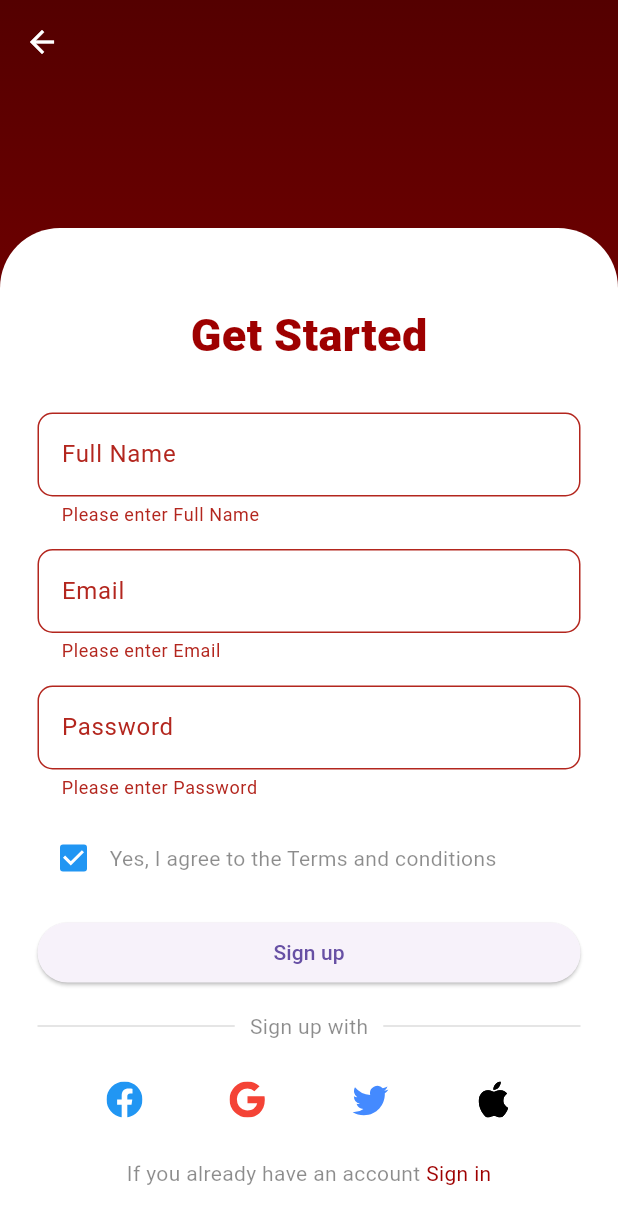
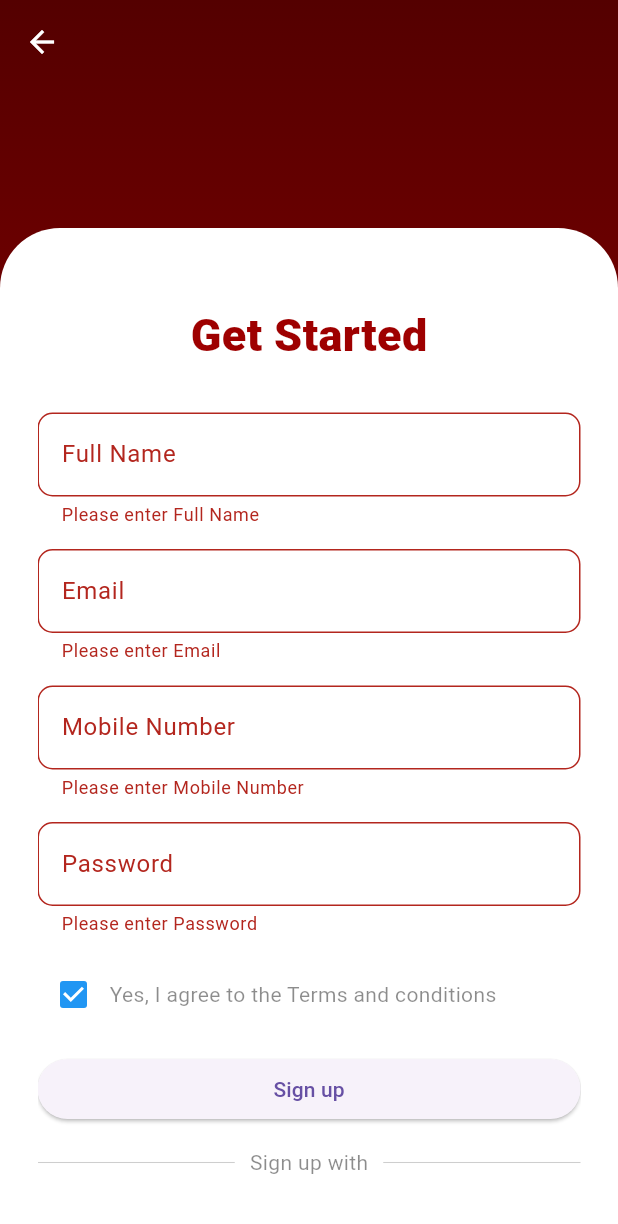
Before and after one commit to navinduhasalanka/bus-book-app, a Flutter app: the SignUpScreen screen opened directly, after a tap on "Sign up", on a phone screen of 412 x 824 dp. Shown: the top 1224 px of the screen. Run offline on Flutter 3.47's test engine with Material 3 defaults, Android fonts, the phone set to English and light mode, and no system bars; our stand-ins replace firebase_auth, firebase_core, icons_plus; accounts and stored records are empty; network calls fail.

Commit message:
Add node backend to sing in and sign up

```diff
--- a/lib/main.dart
+++ b/lib/main.dart
@@ -27,7 +27,7 @@ class MyApp extends StatelessWidget {
       debugShowCheckedModeBanner: false, // remove debug banner
       title: 'Flutter Demo',
       theme: ThemeData(),
-      home: const NavigationMenu()
+      home: const WelcomeScreen()
     );
   }
 }
--- a/lib/screens/welcome/signup_screen.dart
+++ b/lib/screens/welcome/signup_screen.dart
@@ -2,7 +2,8 @@ import 'package:bus_book/screens/welcome/signin_screen.dart';
 import 'package:bus_book/widgets/welcome_scaffold.dart';
 import 'package:flutter/material.dart';
 import 'package:icons_plus/icons_plus.dart';
-import '../../services/firbase_auth_services.dart'; // Import FirebaseAuthServices
+import 'package:http/http.dart' as http;
+import 'dart:convert';
 
 class SignUpScreen extends StatefulWidget {
   const SignUpScreen({super.key});
@@ -16,8 +17,79 @@ class _SignUpScreenState extends State<SignUpScreen> {
   final TextEditingController _nameController = TextEditingController();
   final TextEditingController _emailController = TextEditingController();
   final TextEditingController _passwordController = TextEditingController();
+  final TextEditingController _mobileController = TextEditingController();
 
   bool rememberPassword = true;
+  String responseMessage = '';
+  bool isLoading = false;
+
+  Future<void> signUp() async {
+    if (_formSignUpKey.currentState!.validate() && rememberPassword) {
+      setState(() {
+        isLoading = true;
+        responseMessage = '';
+      });
+
+      final url = Uri.parse('http://localhost:8000/api/auth/register');
+
+      final body = {
+        'userName': _nameController.text.trim(),
+        'email': _emailController.text.trim(),
+        'password': _passwordController.text.trim(),
+        'mobile': _mobileController.text.trim(),
+      };
+
+      try {
+        final response = await http.post(
+          url,
+          headers: {'Content-Type': 'application/json'},
+          body: jsonEncode(body),
+        );
+
+        setState(() {
+          isLoading = false;
+          responseMessage = 'Status Code: ${response.statusCode}\nResponse: ${response.body}';
+        });
+
+        if (response.statusCode == 200 || response.statusCode == 201) {
+          ScaffoldMessenger.of(context).showSnackBar(
+            const SnackBar(
+              content: Text('Sign up successful!'),
+            ),
+          );
+          // Navigate to Sign In screen after successful signup
+          Navigator.pushReplacement(
+            context,
+            MaterialPageRoute(builder: (context) => const SignInScreen())
+          );
+        } else {
+          // Show error in SnackBar
+          ScaffoldMessenger.of(context).showSnackBar(
+            SnackBar(
+              content: Text('Sign up failed: ${response.body}'),
+            ),
+          );
+        }
+      } catch (e) {
+        setState(() {
+          isLoading = false;
+          responseMessage = 'Error: $e';
+        });
+
+        ScaffoldMessenger.of(context).showSnackBar(
+          SnackBar(
+            content: Text('Sign up failed: $e'),
+          ),
+        );
+      }
+    } else if (!rememberPassword) {
+      ScaffoldMessenger.of(context).showSnackBar(
+        const SnackBar(
+          content: Text('Please agree to processing of personal details'),
+        )
+      );
+    }
+  }
 
   @override
   Widget build(BuildContext context) {
@@ -28,7 +100,8 @@ class _SignUpScreenState extends State<SignUpScreen> {
             flex: 1,
             child: SizedBox(
               height: 10,
-              )),
+            )
+          ),
           Expanded(
             flex: 7,
             child: Container(
@@ -38,7 +111,8 @@ class _SignUpScreenState extends State<SignUpScreen> {
                 borderRadius: BorderRadius.only(
                   topLeft: Radius.circular(40.0),
                   topRight: Radius.circular(40.0),
-                    )),
+                )
+              ),
               child: SingleChildScrollView(
                 child: Form(
                   key: _formSignUpKey,
@@ -119,6 +193,37 @@ class _SignUpScreenState extends State<SignUpScreen> {
                         height: 15,
                       ),
                       TextFormField(
+                        controller: _mobileController,
+                        validator: (value) {
+                          if (value == null || value.isEmpty) {
+                            return 'Please enter Mobile Number';
+                          }
+                          return null;
+                        },
+                        decoration: InputDecoration(
+                          label: const Text('Mobile Number'),
+                          hintText: 'Enter Mobile Number',
+                          hintStyle: const TextStyle(
+                            color: Colors.black26,
+                          ),
+                          border: OutlineInputBorder(
+                            borderSide: const BorderSide(
+                              color: Colors.black12,
+                            ),
+                            borderRadius: BorderRadius.circular(10),
+                          ),
+                          enabledBorder: OutlineInputBorder(
+                            borderSide: const BorderSide(
+                              color: Colors.black12,
+                            ),
+                            borderRadius: BorderRadius.circular(10),
+                          ),
+                        ),
+                      ),
+                      const SizedBox(
+                        height: 15,
+                      ),
+                      TextFormField(
                         controller: _passwordController,
                         obscureText: true,
                         obscuringCharacter: '*',
@@ -177,41 +282,43 @@ class _SignUpScreenState extends State<SignUpScreen> {
                       SizedBox(
                         width: double.infinity,
                         child: ElevatedButton(
-                                onPressed: () async {
-                                  if (_formSignUpKey.currentState!.validate() &&
-                                      rememberPassword) {
-                                    try {
-                                      print("Button press detected");
-                                      await FirebaseAuthServices().signUp(
-                                        email: _emailController.text.trim(),
-                                        password:  _passwordController.text.trim(),
-                                      );
-                                      ScaffoldMessenger.of(context).showSnackBar(
-                                        const SnackBar(
-                                          content: Text('Sign up successful!'),
+                          onPressed: isLoading ? null : signUp,
+                          child: isLoading
+                            ? const SizedBox(
+                                height: 20,
+                                width: 20,
+                                child: CircularProgressIndicator(
+                                  strokeWidth: 2,
+                                  color: Colors.white,
                                 ),
-                                      );
-                                      Navigator.pushReplacement(
-                                          context,
-                                          MaterialPageRoute(
-                                              builder: (context) => const SignInScreen()));
-                                    } catch (e) {
-                                      print(e);
-                                      ScaffoldMessenger.of(context).showSnackBar(
-                                        SnackBar(
-                                          content: Text('Sign up failed: $e'),
+                              )
+                            : const Text('Sign up')
                         ),
-                                      );
-                                    }
-                                  } else if (!rememberPassword) {
-                                    ScaffoldMessenger.of(context).showSnackBar(
-                                        const SnackBar(
-                                            content: Text(
-                                              'Please agree to processing of personal details',
-                                            )));
-                                  }
-                                },
-                                child: const Text('Sign up')),
+                      ),
+                      if (responseMessage.isNotEmpty)
+                        Container(
+                          margin: const EdgeInsets.only(top: 15),
+                          padding: const EdgeInsets.all(10),
+                          decoration: BoxDecoration(
+                            color: Colors.grey[200],
+                            borderRadius: BorderRadius.circular(10),
+                          ),
+                          child: Column(
+                            crossAxisAlignment: CrossAxisAlignment.start,
+                            children: [
+                              const Text(
+                                'API Response:',
+                                style: TextStyle(
+                                  fontWeight: FontWeight.bold,
+                                ),
+                              ),
+                              const SizedBox(height: 5),
+                              Text(
+                                responseMessage,
+                                style: const TextStyle(fontSize: 12),
+                              ),
+                            ],
+                          ),
                         ),
                       const SizedBox(
                         height: 15,
@@ -241,7 +348,8 @@ class _SignUpScreenState extends State<SignUpScreen> {
                             child: Divider(
                               thickness: 0.7,
                               color: Colors.grey.withOpacity(0.5),
-                              )),
+                            )
+                          ),
                         ],
                       ),
                       const SizedBox(
@@ -311,9 +419,11 @@ class _SignUpScreenState extends State<SignUpScreen> {
                         ],
                       )
                     ],
-                      )),
+                  )
                 ),
-              ))
+              ),
+            )
+          )
         ],
       ),
     );
--- a/pubspec.yaml
+++ b/pubspec.yaml
@@ -42,6 +42,7 @@ dependencies:
   dotted_line: ^3.2.3
   image_picker: ^1.0.4
   permission_handler: ^11.0.1
+  http: ^1.4.0
 
 dev_dependencies:
   flutter_test:
```
Also changed, not shown: lib/screens/welcome/signin_screen.dart (+122 -56 lines), lib/widgets/backend_test.dart (added, +92 -0 lines), lib/widgets/navigation_menu.dart (+23 -4 lines), pubspec.lock. Lines whose indentation alone changed are shown as unchanged.
